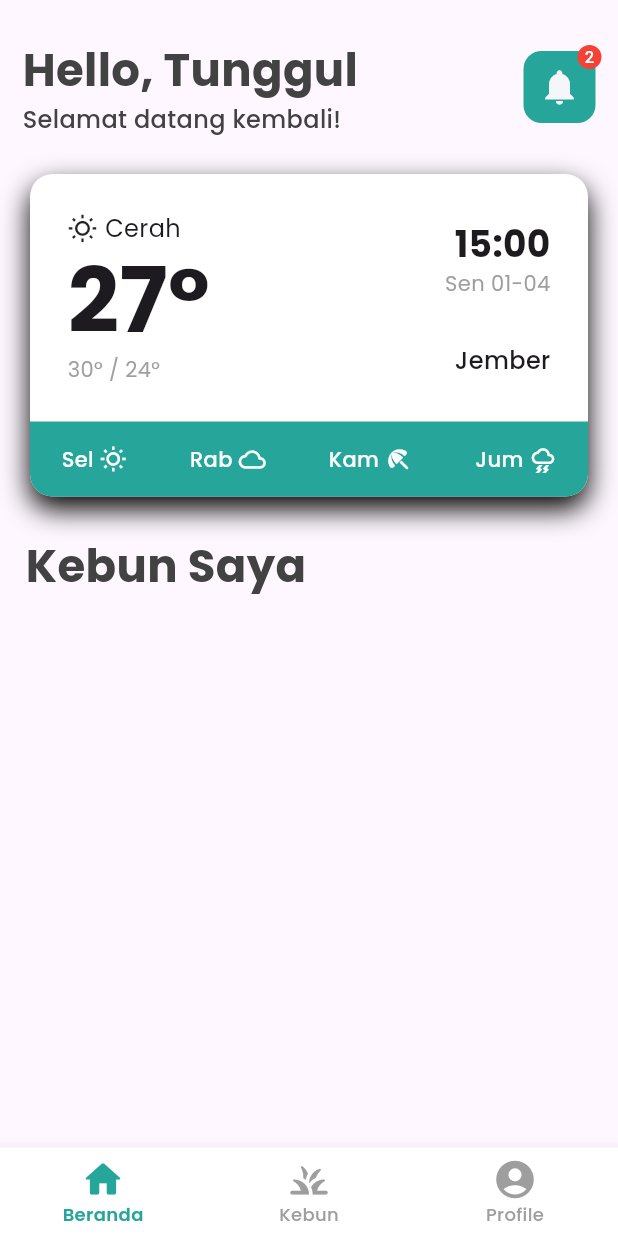
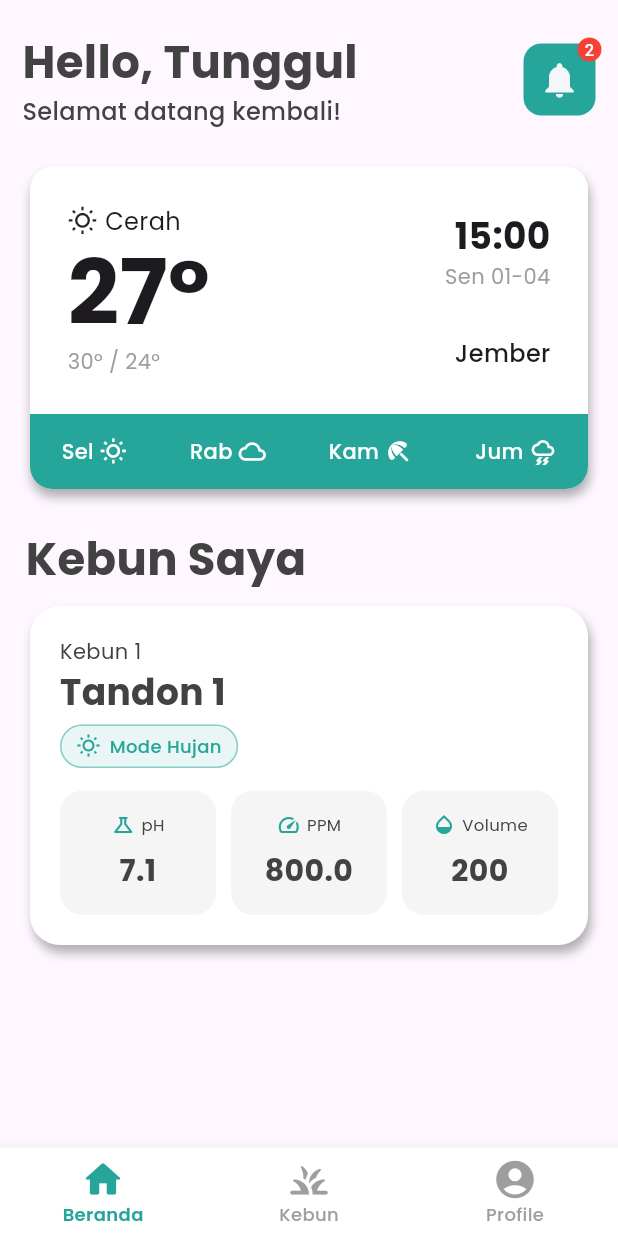
Before and after one commit to tunggulalmajid/frontend_Seladaku, a Flutter app: the screen it shows after launch, after a tap on "Sign In", on a phone screen of 412 x 824 dp. Run offline on Flutter 3.47's test engine with Material 3 defaults, Android fonts, the phone set to English and light mode, and no system bars; our stand-ins replace device_preview, google_fonts.

Commit message:
update : home, kebun

```diff
--- a/lib/ui/screens/home_page.dart
+++ b/lib/ui/screens/home_page.dart
@@ -1,5 +1,7 @@
 import 'package:flutter/material.dart';
 import 'package:frontend_ambilin/ui/widgets/w_home_header.dart';
+import 'package:frontend_ambilin/ui/widgets/w_null_kebuntandon.dart';
+import 'package:frontend_ambilin/ui/widgets/w_tandon_card.dart';
 import 'package:frontend_ambilin/ui/widgets/w_text.dart';
 import 'package:frontend_ambilin/ui/widgets/w_weather_card.dart';
 // import 'package:frontend_ambilin/utils/app_colors.dart';
@@ -13,13 +15,14 @@ class HomePage extends StatefulWidget {
 }
 
 class _HomePageState extends State<HomePage> {
+  bool adaKebun = true;
   @override
   Widget build(BuildContext context) {
     return SafeArea(
       child: SingleChildScrollView(
         child: Column(
           children: [
-            SizedBox(height: 25),
+            SizedBox(height: 20),
             WHomeHeader(
               userName: "Tunggul",
               onNotificationTap: () {},
@@ -35,6 +38,21 @@ class _HomePageState extends State<HomePage> {
                 children: [WText(isi: "Kebun Saya", fw: .bold, ukuranFont: 30)],
               ),
             ),
+            adaKebun
+                ? WTandonCard(
+                    ppm: 800,
+                    volume: "200",
+                    ph: 7.1,
+                    namaTandon: "Tandon 1",
+                    mode: "Mode Hujan",
+                    namaKebun: "Kebun 1",
+                  )
+                : WNullKebuntandon(
+                    keterangan: "Belum Ada Kebun",
+                    deskripsi:
+                        "Mulai pantau kebun Anda dengan menambahkan area pertama ",
+                    icon: Icons.add,
+                  ),
           ],
         ),
       ),
--- a/lib/ui/screens/kebun_page.dart
+++ b/lib/ui/screens/kebun_page.dart
@@ -1,4 +1,10 @@
 import 'package:flutter/material.dart';
+import 'package:frontend_ambilin/ui/widgets/w_header.dart';
+// import 'package:frontend_ambilin/ui/widgets/w_home_header.dart';
+import 'package:frontend_ambilin/ui/widgets/w_kebun_card.dart';
+import 'package:frontend_ambilin/ui/widgets/w_null_kebuntandon.dart';
+import 'package:frontend_ambilin/utils/app_colors.dart';
+// import 'package:frontend_ambilin/ui/widgets/w_null_kebuntandon.dart';
 
 class KebunPage extends StatefulWidget {
   const KebunPage({super.key});
@@ -8,8 +14,38 @@ class KebunPage extends StatefulWidget {
 }
 
 class _KebunPageState extends State<KebunPage> {
+  bool adaKebun = false;
   @override
   Widget build(BuildContext context) {
-    return ListView(children: [Center(child: Text("Manajemen Kebun"))]);
+    return Scaffold(
+      body: ListView(
+        children: [
+          SizedBox(height: 20),
+          WHeader(judul: "Kebunku", deskripsi: "Kelola kebun dan tandon Anda"),
+          SizedBox(height: 20),
+          adaKebun
+              ? WKebunCard(namaKebun: "Kebun Depan")
+              : WNullKebuntandon(
+                  keterangan: "Belum Ada Kebun",
+                  deskripsi:
+                      "Mulai pantau kebun Anda dengan menambahkan area pertama",
+                  icon: Icons.grass,
+                ),
+        ],
+      ),
+      floatingActionButton: ElevatedButton(
+        onPressed: () {},
+        style: ButtonStyle(
+          padding: WidgetStatePropertyAll(
+            EdgeInsets.symmetric(horizontal: 15, vertical: 20),
+          ),
+          backgroundColor: WidgetStatePropertyAll(AppColor.primary),
+          shape: WidgetStatePropertyAll(
+            RoundedRectangleBorder(borderRadius: BorderRadius.circular(10)),
+          ),
+        ),
+        child: Icon(Icons.add, color: AppColor.background, size: 35),
+      ),
+    );
   }
 }
--- /dev/null
+++ b/lib/ui/widgets/w_header.dart
@@ -0,0 +1,32 @@
+import 'package:flutter/material.dart';
+import 'package:frontend_ambilin/ui/widgets/w_text.dart';
+// import 'package:google_fonts/google_fonts.dart';
+// import 'package:frontend_ambilin/utils/app_colors.dart';
+
+class WHeader extends StatelessWidget {
+  final String judul;
+  final String deskripsi;
+
+  const WHeader({super.key, required this.judul, required this.deskripsi});
+
+  @override
+  Widget build(BuildContext context) {
+    return Row(
+      mainAxisAlignment: MainAxisAlignment.spaceBetween,
+      children: [
+        Expanded(
+          child: Padding(
+            padding: const EdgeInsets.only(left: 15),
+            child: Column(
+              crossAxisAlignment: CrossAxisAlignment.start,
+              children: [
+                WText(isi: judul, ukuranFont: 30, fw: FontWeight.bold),
+                WText(isi: deskripsi, ukuranFont: 16, fw: FontWeight.w500),
+              ],
+            ),
+          ),
+        ),
+      ],
+    );
+  }
+}
--- /dev/null
+++ b/lib/ui/widgets/w_null_kebuntandon.dart
@@ -0,0 +1,54 @@
+import 'package:flutter/material.dart';
+import 'package:frontend_ambilin/ui/widgets/w_text.dart';
+import 'package:google_fonts/google_fonts.dart';
+import 'package:frontend_ambilin/utils/app_colors.dart';
+
+class WNullKebuntandon extends StatelessWidget {
+  final String keterangan;
+  final String deskripsi;
+  final IconData icon;
+
+  const WNullKebuntandon({
+    super.key,
+    required this.keterangan,
+    required this.deskripsi,
+    required this.icon,
+  });
+
+  @override
+  Widget build(BuildContext context) {
+    return Container(
+      width: double.infinity,
+      margin: const EdgeInsets.symmetric(horizontal: 20, vertical: 10),
+      padding: const EdgeInsets.all(20),
+      decoration: BoxDecoration(
+        color: Colors.white,
+        borderRadius: BorderRadius.circular(20),
+        boxShadow: [
+          BoxShadow(
+            color: Colors.black.withValues(alpha: 0.3),
+            blurRadius: 5,
+            offset: const Offset(1, 5),
+          ),
+        ],
+      ),
+      child: Padding(
+        padding: const EdgeInsets.all(20),
+        child: Column(
+          crossAxisAlignment: .center,
+          children: [
+            CircleAvatar(
+              backgroundColor: Color(0xFFE0F2F1),
+              radius: 40,
+              child: Icon(icon, color: AppColor.primary, size: 40),
+            ),
+            SizedBox(height: 30),
+            WText(isi: keterangan, fw: .w600, ukuranFont: 20),
+            SizedBox(height: 10),
+            WText(isi: deskripsi, fw: .w300, ukuranFont: 12),
+          ],
+        ),
+      ),
+    );
+  }
+}
--- /dev/null
+++ b/lib/ui/widgets/w_tandon_card.dart
@@ -0,0 +1,120 @@
+import 'package:flutter/material.dart';
+import 'package:frontend_ambilin/ui/widgets/w_text.dart';
+import 'package:google_fonts/google_fonts.dart';
+import 'package:frontend_ambilin/utils/app_colors.dart';
+
+class WTandonCard extends StatelessWidget {
+  final String namaKebun;
+  final String namaTandon;
+  final String mode;
+  final double ph;
+  final double ppm;
+  final String volume;
+
+  const WTandonCard({
+    super.key,
+    required this.namaKebun,
+    required this.namaTandon,
+    required this.mode,
+    required this.ph,
+    required this.ppm,
+    required this.volume,
+  });
+
+  @override
+  Widget build(BuildContext context) {
+    return Container(
+      width: double.infinity,
+      margin: const EdgeInsets.symmetric(horizontal: 20, vertical: 10),
+      padding: const EdgeInsets.all(20),
+      decoration: BoxDecoration(
+        color: Colors.white,
+        borderRadius: BorderRadius.circular(20),
+        boxShadow: [
+          BoxShadow(
+            color: Colors.black.withValues(alpha: 0.3),
+            blurRadius: 5,
+            offset: const Offset(2, 5),
+          ),
+        ],
+      ),
+      child: Column(
+        crossAxisAlignment: CrossAxisAlignment.start,
+        children: [
+          WText(isi: namaKebun, fw: FontWeight.w400, ukuranFont: 14),
+          WText(isi: namaTandon, fw: FontWeight.bold, ukuranFont: 24),
+
+          const SizedBox(height: 5),
+
+          Container(
+            padding: const EdgeInsets.symmetric(horizontal: 10, vertical: 5),
+            decoration: BoxDecoration(
+              borderRadius: BorderRadius.circular(20),
+              color: AppColor.primary.withValues(alpha: 0.1),
+              border: Border.all(
+                color: AppColor.primary.withValues(alpha: 0.5),
+                width: 1,
+              ),
+            ),
+            child: Row(
+              mainAxisSize: MainAxisSize.min,
+              children: [
+                Icon(
+                  Icons.wb_sunny_outlined,
+                  color: AppColor.primary,
+                  size: 16,
+                ),
+                const SizedBox(width: 6),
+                Text(
+                  mode,
+                  style: GoogleFonts.poppins(
+                    color: AppColor.primary,
+                    fontWeight: FontWeight.w500,
+                    fontSize: 12,
+                  ),
+                ),
+              ],
+            ),
+          ),
+
+          const SizedBox(height: 15),
+          Row(
+            children: [
+              _buildIndicator(Icons.science_outlined, "pH", "$ph"),
+              const SizedBox(width: 10),
+              _buildIndicator(Icons.speed_outlined, "PPM", "$ppm"),
+              const SizedBox(width: 10),
+              _buildIndicator(Icons.opacity_rounded, "Volume", volume),
+            ],
+          ),
+        ],
+      ),
+    );
+  }
+
+  Widget _buildIndicator(IconData icon, String label, String value) {
+    return Expanded(
+      child: Container(
+        padding: const EdgeInsets.symmetric(vertical: 15),
+        decoration: BoxDecoration(
+          borderRadius: BorderRadius.circular(15),
+          color: const Color(0xFFF5F5F5),
+        ),
+        child: Column(
+          children: [
+            Row(
+              mainAxisAlignment: MainAxisAlignment.center,
+              children: [
+                Icon(icon, color: AppColor.primary, size: 16),
+                const SizedBox(width: 4),
+                WText(isi: label, fw: FontWeight.normal, ukuranFont: 11),
+              ],
+            ),
+            const SizedBox(height: 8),
+            WText(isi: value, ukuranFont: 20, fw: FontWeight.bold),
+          ],
+        ),
+      ),
+    );
+  }
+}
--- a/lib/ui/widgets/w_text.dart
+++ b/lib/ui/widgets/w_text.dart
@@ -7,20 +7,23 @@ class WText extends StatelessWidget {
     super.key,
     required this.isi,
     this.fw = FontWeight.normal, // Default: Normal
+    this.color = AppColor.text, // Default: Normal
     this.ukuranFont = 18,
-    this.style,
+    this.align,
   });
   final String isi;
   final FontWeight fw;
+  final Color color;
   final double ukuranFont;
-  final TextStyle? style;
+  final TextAlign? align;
   @override
   Widget build(BuildContext context) {
     return Text(
       isi,
+      textAlign: align ?? TextAlign.center,
       style: GoogleFonts.poppins(
         fontSize: ukuranFont,
-        color: AppColor.text,
+        color: color,
         fontWeight: fw,
       ),
     );
--- a/lib/ui/widgets/w_weather_card.dart
+++ b/lib/ui/widgets/w_weather_card.dart
@@ -19,9 +19,9 @@ class WWeatherCard extends StatelessWidget {
         borderRadius: BorderRadius.circular(15),
         boxShadow: [
           BoxShadow(
-            color: Colors.black,
-            blurRadius: 15,
-            offset: const Offset(0, 8),
+            color: Colors.black.withValues(alpha: 0.3),
+            blurRadius: 5,
+            offset: const Offset(1, 5),
           ),
         ],
       ),
--- a/lib/utils/app_colors.dart
+++ b/lib/utils/app_colors.dart
@@ -5,4 +5,6 @@ class AppColor {
   static const text = Color(0xFF424242);
   static const background = Color(0xFFF5F6FA);
   static const primaryAccent = Color(0xFFE0F2F1);
+  static const tandonIndicator = Color(0xFFF5F5F5);
+  static const success = Color(0xFFE0F2F1);
 }
```
Also changed, not shown: lib/ui/widgets/w_kebun_card.dart (added, +66 -0 lines), lib/ui/widgets/w_status_component.dart (added, +30 -0 lines).
